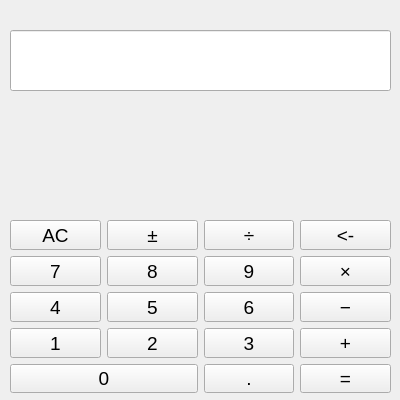
Before: the Qt Designer form views/main_window.ui in Pelfox/tp-calculator, drawn with Qt 5.
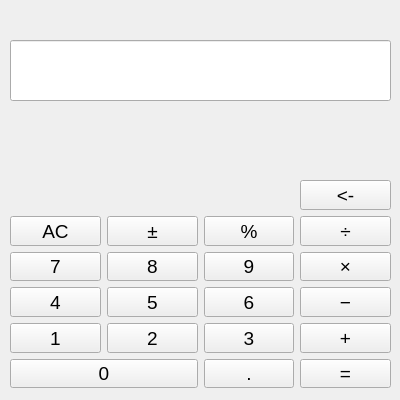
After: the same form once the commit is applied.

Commit message: feat: implement basic mathematical operations

```diff
--- a/views/main_window.ui
+++ b/views/main_window.ui
@@ -18,25 +18,40 @@
     <property name="geometry">
      <rect>
       <x>10</x>
-      <y>220</y>
+      <y>180</y>
       <width>381</width>
-      <height>173</height>
+      <height>208</height>
      </rect>
     </property>
     <layout class="QGridLayout" name="gridLayout">
-     <item row="0" column="0">
-      <widget class="QPushButton" name="btnAC">
+     <item row="4" column="1">
+      <widget class="QPushButton" name="btn2">
        <property name="font">
         <font>
          <pointsize>14</pointsize>
         </font>
        </property>
        <property name="text">
-        <string>AC</string>
+        <string>2</string>
        </property>
       </widget>
      </item>
-     <item row="0" column="1">
+     <item row="4" column="2">
+      <widget class="QPushButton" name="btn3">
+       <property name="font">
+        <font>
+         <pointsize>14</pointsize>
+        </font>
+       </property>
+       <property name="text">
+        <string>3</string>
+       </property>
+       <property name="digit" stdset="0">
+        <number>3</number>
+       </property>
+      </widget>
+     </item>
+     <item row="1" column="1">
       <widget class="QPushButton" name="btnSign">
        <property name="font">
         <font>
@@ -48,52 +63,94 @@
        </property>
       </widget>
      </item>
-     <item row="1" column="0">
-      <widget class="QPushButton" name="btn7">
+     <item row="3" column="3">
+      <widget class="QPushButton" name="btnMinus">
        <property name="font">
         <font>
          <pointsize>14</pointsize>
         </font>
        </property>
        <property name="text">
-        <string>7</string>
+        <string>−</string>
        </property>
+       <property name="type" stdset="0">
+        <number>1</number>
+       </property>
+      </widget>
+     </item>
+     <item row="4" column="0">
+      <widget class="QPushButton" name="btn1">
+       <property name="font">
+        <font>
+         <pointsize>14</pointsize>
+        </font>
+       </property>
+       <property name="text">
+        <string>1</string>
+       </property>
        <property name="digit" stdset="0">
         <number>7</number>
        </property>
       </widget>
      </item>
-     <item row="1" column="1">
-      <widget class="QPushButton" name="btn8">
+     <item row="5" column="0" colspan="2">
+      <widget class="QPushButton" name="btn0">
        <property name="font">
         <font>
          <pointsize>14</pointsize>
         </font>
        </property>
        <property name="text">
-        <string>8</string>
+        <string>0</string>
        </property>
        <property name="digit" stdset="0">
         <number>8</number>
        </property>
       </widget>
      </item>
-     <item row="1" column="2">
-      <widget class="QPushButton" name="btn9">
+     <item row="3" column="1">
+      <widget class="QPushButton" name="btn5">
        <property name="font">
         <font>
          <pointsize>14</pointsize>
         </font>
        </property>
        <property name="text">
-        <string>9</string>
+        <string>5</string>
        </property>
        <property name="digit" stdset="0">
         <number>9</number>
        </property>
       </widget>
      </item>
-     <item row="1" column="3">
+     <item row="5" column="3">
+      <widget class="QPushButton" name="btnEqual">
+       <property name="font">
+        <font>
+         <pointsize>14</pointsize>
+        </font>
+       </property>
+       <property name="text">
+        <string>=</string>
+       </property>
+      </widget>
+     </item>
+     <item row="4" column="3">
+      <widget class="QPushButton" name="btnPlus">
+       <property name="font">
+        <font>
+         <pointsize>14</pointsize>
+        </font>
+       </property>
+       <property name="text">
+        <string>+</string>
+       </property>
+       <property name="type" stdset="0">
+        <number>0</number>
+       </property>
+      </widget>
+     </item>
+     <item row="2" column="3">
       <widget class="QPushButton" name="btnMultiply">
        <property name="font">
         <font>
@@ -106,6 +163,33 @@
       </widget>
      </item>
      <item row="2" column="0">
+      <widget class="QPushButton" name="btn7">
+       <property name="font">
+        <font>
+         <pointsize>14</pointsize>
+        </font>
+       </property>
+       <property name="text">
+        <string>7</string>
+       </property>
+       <property name="digit" stdset="0">
+        <number>7</number>
+       </property>
+      </widget>
+     </item>
+     <item row="1" column="0">
+      <widget class="QPushButton" name="btnAC">
+       <property name="font">
+        <font>
+         <pointsize>14</pointsize>
+        </font>
+       </property>
+       <property name="text">
+        <string>AC</string>
+       </property>
+      </widget>
+     </item>
+     <item row="3" column="0">
       <widget class="QPushButton" name="btn4">
        <property name="font">
         <font>
@@ -120,22 +204,34 @@
        </property>
       </widget>
      </item>
-     <item row="2" column="1">
-      <widget class="QPushButton" name="btn5">
+     <item row="1" column="2">
+      <widget class="QPushButton" name="btnPercent">
        <property name="font">
         <font>
          <pointsize>14</pointsize>
         </font>
        </property>
        <property name="text">
-        <string>5</string>
-       </property>
-       <property name="digit" stdset="0">
-        <number>5</number>
+        <string>%</string>
        </property>
       </widget>
      </item>
      <item row="2" column="2">
+      <widget class="QPushButton" name="btn9">
+       <property name="font">
+        <font>
+         <pointsize>14</pointsize>
+        </font>
+       </property>
+       <property name="text">
+        <string>9</string>
+       </property>
+       <property name="digit" stdset="0">
+        <number>9</number>
+       </property>
+      </widget>
+     </item>
+     <item row="3" column="2">
       <widget class="QPushButton" name="btn6">
        <property name="font">
         <font>
@@ -150,91 +246,22 @@
        </property>
       </widget>
      </item>
-     <item row="2" column="3">
-      <widget class="QPushButton" name="btnMinus">
+     <item row="2" column="1">
+      <widget class="QPushButton" name="btn8">
        <property name="font">
         <font>
          <pointsize>14</pointsize>
         </font>
        </property>
        <property name="text">
-        <string>−</string>
+        <string>8</string>
        </property>
-      </widget>
-     </item>
-     <item row="3" column="0">
-      <widget class="QPushButton" name="btn1">
-       <property name="font">
-        <font>
-         <pointsize>14</pointsize>
-        </font>
-       </property>
-       <property name="text">
-        <string>1</string>
-       </property>
        <property name="digit" stdset="0">
         <number>1</number>
        </property>
       </widget>
      </item>
-     <item row="3" column="1">
-      <widget class="QPushButton" name="btn2">
-       <property name="font">
-        <font>
-         <pointsize>14</pointsize>
-        </font>
-       </property>
-       <property name="text">
-        <string>2</string>
-       </property>
-       <property name="digit" stdset="0">
-        <number>2</number>
-       </property>
-      </widget>
-     </item>
-     <item row="3" column="2">
-      <widget class="QPushButton" name="btn3">
-       <property name="font">
-        <font>
-         <pointsize>14</pointsize>
-        </font>
-       </property>
-       <property name="text">
-        <string>3</string>
-       </property>
-       <property name="digit" stdset="0">
-        <number>3</number>
-       </property>
-      </widget>
-     </item>
-     <item row="3" column="3">
-      <widget class="QPushButton" name="btnPlus">
-       <property name="font">
-        <font>
-         <pointsize>14</pointsize>
-        </font>
-       </property>
-       <property name="text">
-        <string>+</string>
-       </property>
-      </widget>
-     </item>
-     <item row="4" column="0" colspan="2">
-      <widget class="QPushButton" name="btn0">
-       <property name="font">
-        <font>
-         <pointsize>14</pointsize>
-        </font>
-       </property>
-       <property name="text">
-        <string>0</string>
-       </property>
-       <property name="digit" stdset="0">
-        <number>0</number>
-       </property>
-      </widget>
-     </item>
-     <item row="4" column="2">
+     <item row="5" column="2">
       <widget class="QPushButton" name="btnDot">
        <property name="font">
         <font>
@@ -246,19 +273,7 @@
        </property>
       </widget>
      </item>
-     <item row="4" column="3">
-      <widget class="QPushButton" name="btnEqual">
-       <property name="font">
-        <font>
-         <pointsize>14</pointsize>
-        </font>
-       </property>
-       <property name="text">
-        <string>=</string>
-       </property>
-      </widget>
-     </item>
-     <item row="0" column="2">
+     <item row="1" column="3">
       <widget class="QPushButton" name="btnDivide">
        <property name="font">
         <font>
@@ -288,7 +303,7 @@
     <property name="geometry">
      <rect>
       <x>10</x>
-      <y>30</y>
+      <y>40</y>
       <width>381</width>
       <height>61</height>
      </rect>
@@ -303,6 +318,19 @@
      <bool>true</bool>
     </property>
    </widget>
+   <widget class="QLabel" name="last_result">
+    <property name="geometry">
+     <rect>
+      <x>10</x>
+      <y>20</y>
+      <width>381</width>
+      <height>16</height>
+     </rect>
+    </property>
+    <property name="text">
+     <string/>
+    </property>
+   </widget>
   </widget>
  </widget>
  <resources/>
```
Left out of the diff: 17 changed lines with no effect on the pictures. The commit also changes 2 other files.
